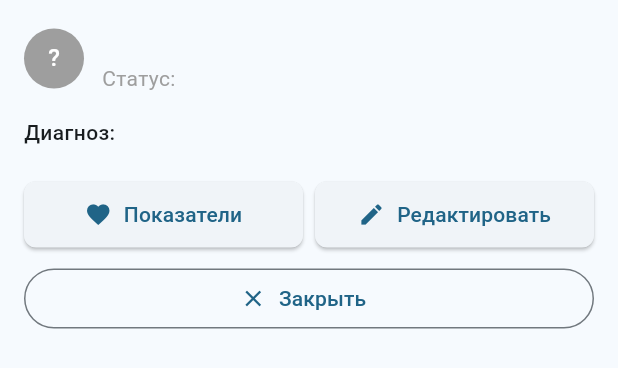
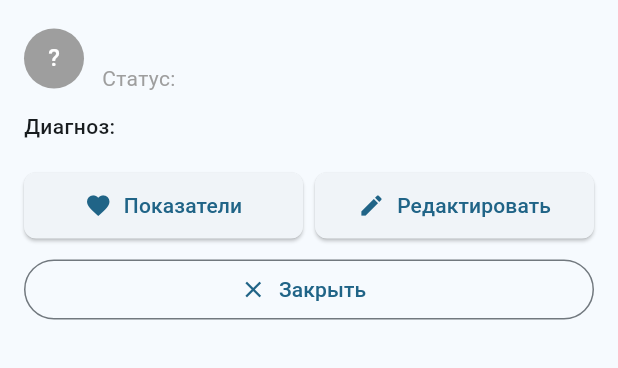
Before and after one commit to Razorray12/cpmad5, a Flutter app: the PatientActionsSheet widget shown alone on an empty page, opened directly with empty values, on a phone screen of 412 x 824 dp. Shown: the top 368 px of the screen. Run offline on Flutter 3.47's test engine with Material 3 defaults, Android fonts, the light colour scheme and no system bars.

Commit message:
fix(patients): optimize padding in patient_actions_sheet.dart

```diff
--- a/lib/features/patients/widgets/patient_actions_sheet.dart
+++ b/lib/features/patients/widgets/patient_actions_sheet.dart
@@ -18,12 +18,13 @@ class PatientActionsSheet extends StatelessWidget {
 
   @override
   Widget build(BuildContext context) {
-    return Padding(
-      padding: const EdgeInsets.all(16.0),
-      child: Column(
-        mainAxisSize: MainAxisSize.min,
-        crossAxisAlignment: CrossAxisAlignment.start,
-        children: [
+    return SingleChildScrollView(
+      child: Padding(
+        padding: const EdgeInsets.all(16.0),
+        child: Column(
+          mainAxisSize: MainAxisSize.min,
+          crossAxisAlignment: CrossAxisAlignment.start,
+          children: [
           Row(
             children: [
               StatusAvatar(
@@ -43,7 +44,7 @@ class PatientActionsSheet extends StatelessWidget {
               ),
             ],
           ),
-          const SizedBox(height: 16),
+          const SizedBox(height: 12),
           _buildInfoRow('Диагноз', patient.diagnosis),
           if (patient.room != null && patient.room!.isNotEmpty)
             _buildInfoRow('Палата', patient.room!),
@@ -91,21 +92,22 @@ class PatientActionsSheet extends StatelessWidget {
             ),
           ),
         ],
+        ),
       ),
     );
   }
 
   Widget _buildInfoRow(String label, String value) {
     return Padding(
-      padding: const EdgeInsets.only(bottom: 4.0),
+      padding: const EdgeInsets.only(bottom: 2.0),
       child: Row(
         crossAxisAlignment: CrossAxisAlignment.start,
         children: [
           SizedBox(
             width: 120,
-            child: Text('$label:', style: const TextStyle(fontWeight: FontWeight.w500)),
+            child: Text('$label:', style: const TextStyle(fontWeight: FontWeight.w500, fontSize: 14)),
           ),
-          Expanded(child: Text(value)),
+          Expanded(child: Text(value, style: const TextStyle(fontSize: 14))),
         ],
       ),
     );
```
